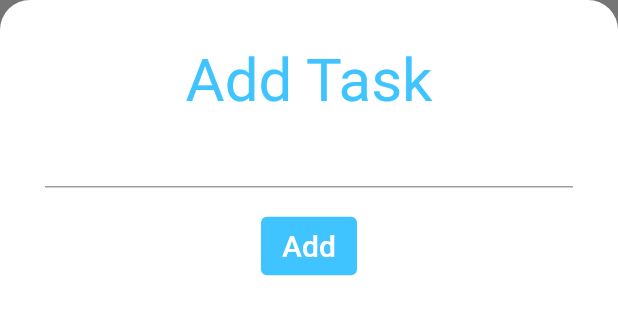
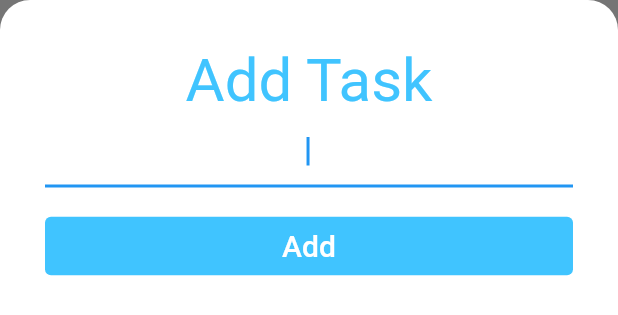
Before and after one commit to gTambo/todoey_flutter, a Flutter app: the AddTaskScreen widget shown alone on an empty page, opened directly, on a phone screen of 412 x 824 dp. Shown: the top 315 px of the screen. Run offline on Flutter 3.47's test engine with Material 2 defaults, Android fonts, the phone set to English and light mode, and no system bars.

Commit message:
more style to match mockup

```diff
--- a/lib/screens/add_task_screen.dart
+++ b/lib/screens/add_task_screen.dart
@@ -21,12 +21,17 @@ class AddTaskScreen extends StatelessWidget {
         child: Padding(
           padding: EdgeInsets.all(30),
           child: Column(
+            crossAxisAlignment: CrossAxisAlignment.stretch,
             children: [
               const Text(
                 'Add Task',
+                textAlign: TextAlign.center,
                 style: TextStyle(fontSize: 40, color: Colors.lightBlueAccent),
               ),
-              const TextField(),
+              const TextField(
+                autofocus: true,
+                textAlign: TextAlign.center,
+              ),
               const SizedBox(height: 15),
               TextButton(
                 style: style,
```
